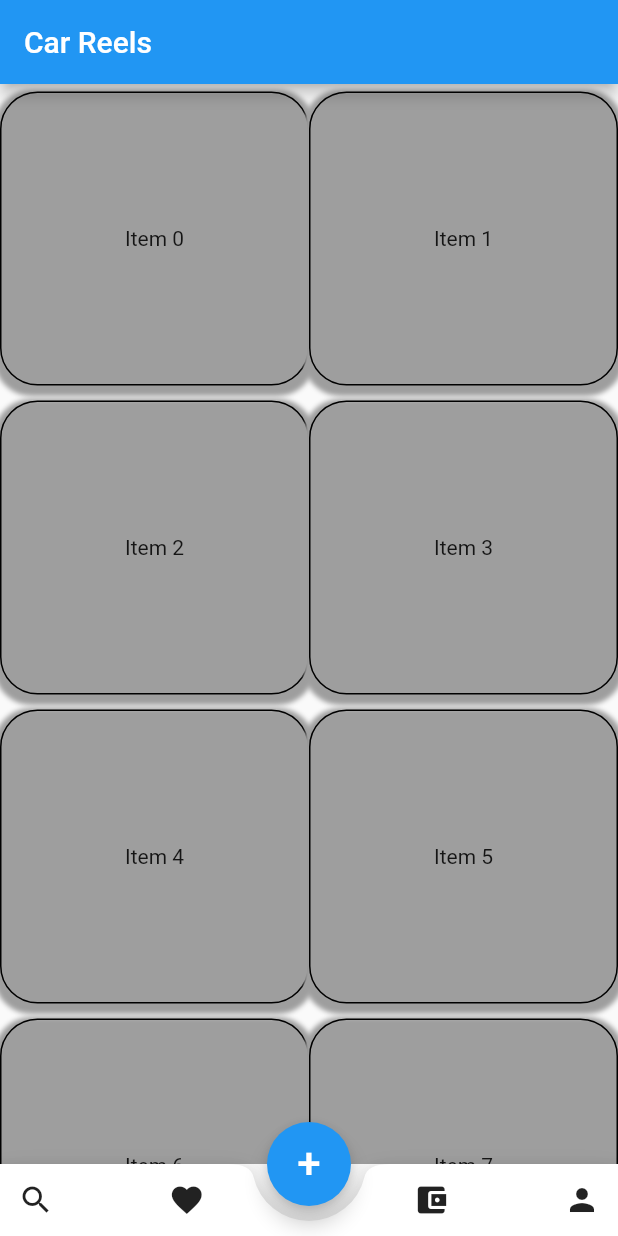
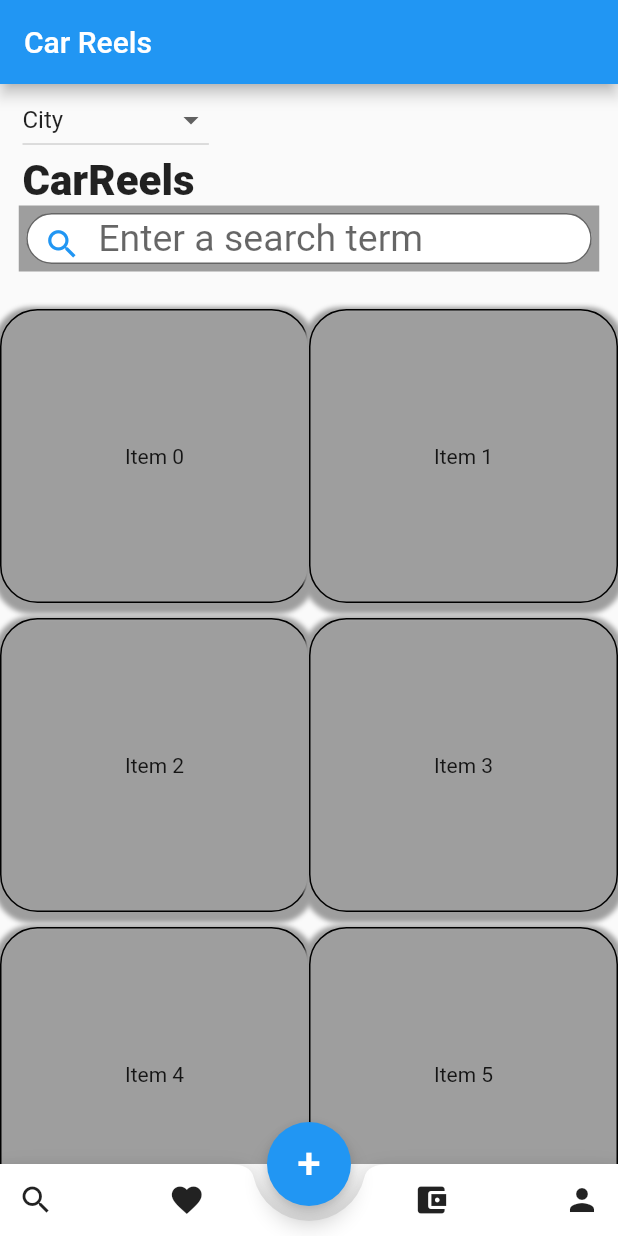
Before and after one commit to KangRuiYu/car-reels, a Flutter app: the screen it shows after launch, on a phone screen of 412 x 824 dp. Run offline on Flutter 3.47's test engine with Material 2 defaults, Android fonts, the phone set to English and light mode, and no system bars; our stand-ins replace camera.

Commit message:
Finished MainScreen

```diff
--- a/lib/screens/main_screen.dart
+++ b/lib/screens/main_screen.dart
@@ -30,6 +30,7 @@ class _MyStatefulWidgetState extends State<MyStatefulWidget> {
   int _selectedIndex = 0;
   List dataList =
       new List<int>.generate(10, (index) => index); //length of list, index
+  String city = "City";//["Irvine", "San Francisco", "New York", "Chicago", "Seattle", "Aldwin Park"];
   void _onItemTapped(int index) {
     setState(() {
       _selectedIndex = index;
@@ -41,8 +42,83 @@ class _MyStatefulWidgetState extends State<MyStatefulWidget> {
     return Scaffold(
       floatingActionButtonLocation: FloatingActionButtonLocation.centerDocked,
       appBar: AppBar(title: const Text('Car Reels')),
-      body: Column(
+      body:
+        Column(
           children: [
+            Align(
+              alignment: Alignment.topLeft,
+              child: Padding(
+                padding: EdgeInsets.symmetric(horizontal: 15),
+                child: DropdownButton(
+                  value: city,
+                  items: <String>["City","Irvine", "San Francisco", "New York", "Chicago", "Seattle", "Aldwin Park"]
+                      .map<DropdownMenuItem<String>>((String value) {
+                    return DropdownMenuItem<String>(
+                      value: value,
+                      child: Text(value),
+                    );
+                  }
+                  ).toList(),
+                  onChanged: (String? newValue) {
+                    setState(() {
+                      city = newValue!;
+                    });
+                  },),
+              )
+            ),
+            Align(
+              alignment: Alignment.topLeft,
+              child: Padding(
+                padding: EdgeInsets.symmetric(horizontal: 15),
+                child: Text("CarReels",
+                  textAlign: TextAlign.left,
+                  textScaleFactor: 2,
+                  style: TextStyle(
+                    fontWeight: FontWeight.w900
+                  ),
+                ),
+              ),
+            ),
+            Padding(
+              padding: const EdgeInsets.only(bottom: 20),
+              child: SizedBox(
+                width: MediaQuery.of(context).size.width - 25,
+                height: 44,
+                child: DecoratedBox(
+                  decoration: BoxDecoration(
+                    color: Colors.grey,
+                  ),
+                child: Padding(
+                    padding: const EdgeInsets.symmetric(vertical: 5, horizontal: 5),
+                    child: TextField(
+
+                      decoration: InputDecoration(
+                        isDense: false,
+                        contentPadding: EdgeInsets.only(left: 5),
+                        filled: true,
+                        fillColor: Colors.white,
+                          prefixIcon: IconButton(
+                          onPressed: (){},
+                          icon: Icon(Icons.search),
+                            color: Colors.blue,
+                            iconSize: 25,
+                        ),
+                        border: OutlineInputBorder(
+                          borderRadius: BorderRadius.circular(180)
+                        ),
+                        hintText: 'Enter a search term',
+                        hintStyle: TextStyle(
+                           fontSize: 25
+                          )
+                        ),
+                      ),
+
+                  ),
+                ),
+              ),
+            ),
+
+
             Expanded(
               child: GridView.count(
                 crossAxisCount: 2,
```
Lines whose indentation alone changed are shown as unchanged.
